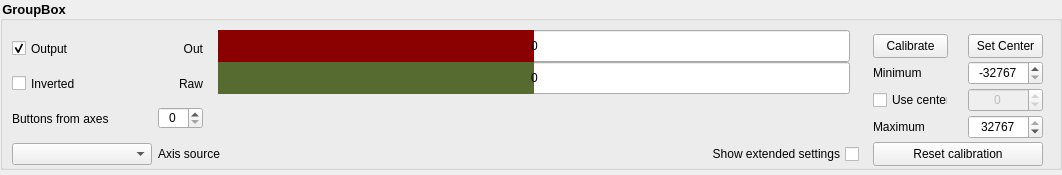
Old version of the form src/widgets/axes/axes.ui in the repository anpeaco/FreeJoyXConfiguratorQt.
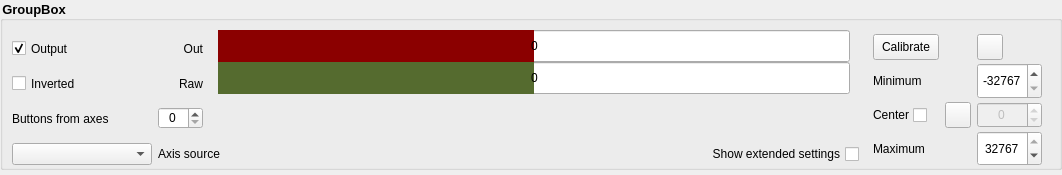
New version of the form. Icons and pictures are not drawn. Custom widgets are drawn as their Qt base class.

Commit message: THOUGHTS #3: Calibration panel layout reshuffle

```diff
--- a/src/widgets/axes/axes.ui
+++ b/src/widgets/axes/axes.ui
@@ -158,35 +158,6 @@
            </property>
           </widget>
          </item>
-         <item row="4" column="0">
-          <widget class="QCheckBox" name="checkBox_Center">
-           <property name="sizePolicy">
-            <sizepolicy hsizetype="Minimum" vsizetype="Preferred">
-             <horstretch>0</horstretch>
-             <verstretch>0</verstretch>
-            </sizepolicy>
-           </property>
-           <property name="toolTip">
-            <string>Override the natural midpoint between Min and Max with a custom center value</string>
-           </property>
-           <property name="text">
-            <string>Use center</string>
-           </property>
-          </widget>
-         </item>
-         <item row="3" column="0">
-          <widget class="QLabel" name="text_minimum">
-           <property name="sizePolicy">
-            <sizepolicy hsizetype="Preferred" vsizetype="Preferred">
-             <horstretch>0</horstretch>
-             <verstretch>0</verstretch>
-            </sizepolicy>
-           </property>
-           <property name="text">
-            <string>Minimum</string>
-           </property>
-          </widget>
-         </item>
          <item row="2" column="1">
           <spacer name="horizontalSpacer">
            <property name="orientation">
@@ -217,15 +188,28 @@
           </widget>
          </item>
          <item row="2" column="2">
-          <widget class="QPushButton" name="pushButton_SetCenter">
+          <widget class="QPushButton" name="pushButton_ResetCalib">
            <property name="sizePolicy">
-            <sizepolicy hsizetype="Minimum" vsizetype="Preferred">
+            <sizepolicy hsizetype="Fixed" vsizetype="Fixed">
              <horstretch>0</horstretch>
              <verstretch>0</verstretch>
             </sizepolicy>
            </property>
+           <property name="minimumSize">
+            <size><width>26</width><height>26</height></size>
+           </property>
+           <property name="maximumSize">
+            <size><width>26</width><height>26</height></size>
+           </property>
+           <property name="toolTip">
+            <string>Reset calibration (Min / Center / Max back to factory defaults)</string>
+           </property>
            <property name="text">
-            <string>Set Center</string>
+            <string notr="true"/>
+           </property>
+           <property name="icon">
+            <iconset resource="../../resources.qrc">
+             <normaloff>:/Images/icons/lucide/rotate-ccw.svg</normaloff>:/Images/icons/lucide/rotate-ccw.svg</iconset>
            </property>
            <property name="autoDefault">
             <bool>false</bool>
@@ -235,6 +219,21 @@
            </property>
           </widget>
          </item>
+
+         <!-- Row 3: Minimum -->
+         <item row="3" column="0">
+          <widget class="QLabel" name="text_minimum">
+           <property name="sizePolicy">
+            <sizepolicy hsizetype="Preferred" vsizetype="Preferred">
+             <horstretch>0</horstretch>
+             <verstretch>0</verstretch>
+            </sizepolicy>
+           </property>
+           <property name="text">
+            <string>Minimum</string>
+           </property>
+          </widget>
+         </item>
          <item row="3" column="2">
           <widget class="QSpinBox" name="spinBox_CalibMin">
            <property name="sizePolicy">
@@ -257,6 +256,90 @@
            </property>
           </widget>
          </item>
+
+         <!-- Row 4: Center. Label is a plain QLabel (left-aligned to
+              match Minimum/Maximum); the checkbox carries no text and
+              sits next to the label as the toggle indicator. Set Center
+              moves into column 1 as a square icon button so the row
+              reads: [Center  toggle]  [⊕]  [value]. -->
+         <item row="4" column="0">
+          <layout class="QHBoxLayout" name="layoutH_CenterRow">
+           <property name="spacing">
+            <number>4</number>
+           </property>
+           <item>
+            <widget class="QLabel" name="text_center">
+             <property name="sizePolicy">
+              <sizepolicy hsizetype="Preferred" vsizetype="Preferred">
+               <horstretch>0</horstretch>
+               <verstretch>0</verstretch>
+              </sizepolicy>
+             </property>
+             <property name="text">
+              <string>Center</string>
+             </property>
+            </widget>
+           </item>
+           <item>
+            <widget class="QCheckBox" name="checkBox_Center">
+             <property name="sizePolicy">
+              <sizepolicy hsizetype="Minimum" vsizetype="Preferred">
+               <horstretch>0</horstretch>
+               <verstretch>0</verstretch>
+              </sizepolicy>
+             </property>
+             <property name="toolTip">
+              <string>Override the natural midpoint between Min and Max with a custom center value</string>
+             </property>
+             <property name="text">
+              <string notr="true"/>
+             </property>
+            </widget>
+           </item>
+           <item>
+            <spacer name="horizontalSpacer_CenterRow">
+             <property name="orientation">
+              <enum>Qt::Horizontal</enum>
+             </property>
+             <property name="sizeHint" stdset="0">
+              <size><width>0</width><height>0</height></size>
+             </property>
+            </spacer>
+           </item>
+          </layout>
+         </item>
+         <item row="4" column="1">
+          <widget class="QPushButton" name="pushButton_SetCenter">
+           <property name="sizePolicy">
+            <sizepolicy hsizetype="Fixed" vsizetype="Fixed">
+             <horstretch>0</horstretch>
+             <verstretch>0</verstretch>
+            </sizepolicy>
+           </property>
+           <property name="minimumSize">
+            <size><width>26</width><height>26</height></size>
+           </property>
+           <property name="maximumSize">
+            <size><width>26</width><height>26</height></size>
+           </property>
+           <property name="toolTip">
+            <string>Capture the current axis value as the new Center</string>
+           </property>
+           <property name="text">
+            <string notr="true"/>
+           </property>
+           <property name="icon">
+            <iconset resource="../../resources.qrc">
+             <normaloff>:/Images/icons/lucide/crosshair.svg</normaloff>:/Images/icons/lucide/crosshair.svg</iconset>
+           </property>
+           <property name="autoDefault">
+            <bool>false</bool>
+           </property>
+           <property name="default">
+            <bool>false</bool>
+           </property>
+          </widget>
+         </item>
          <item row="4" column="2">
           <widget class="QSpinBox" name="spinBox_CalibCenter">
            <property name="enabled">
@@ -301,25 +384,6 @@
            </property>
           </widget>
          </item>
-         <item row="6" column="0" colspan="3">
-          <widget class="QPushButton" name="pushButton_ResetCalib">
-           <property name="sizePolicy">
-            <sizepolicy hsizetype="Minimum" vsizetype="Preferred">
-             <horstretch>0</horstretch>
-             <verstretch>0</verstretch>
-            </sizepolicy>
-           </property>
-           <property name="text">
-            <string>Reset calibration</string>
-           </property>
-           <property name="autoDefault">
-            <bool>false</bool>
-           </property>
-           <property name="default">
-            <bool>false</bool>
-           </property>
-          </widget>
-         </item>
         </layout>
        </widget>
       </item>
```
Left out of the diff: 30 changed lines with no effect on the pictures. The commit also changes 1 other file.
